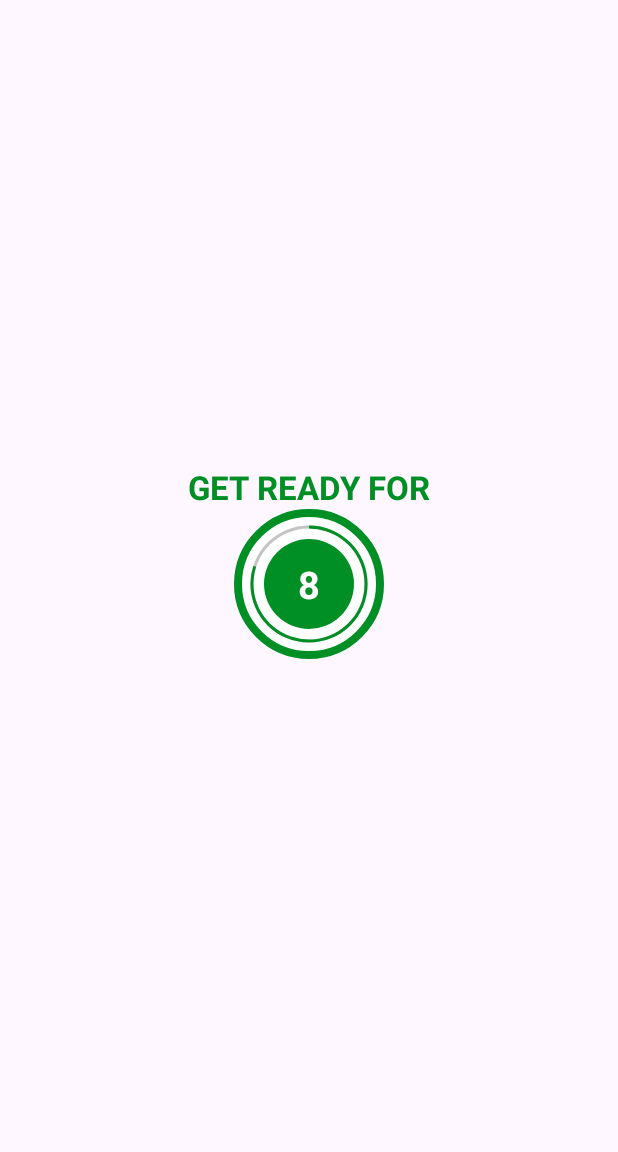
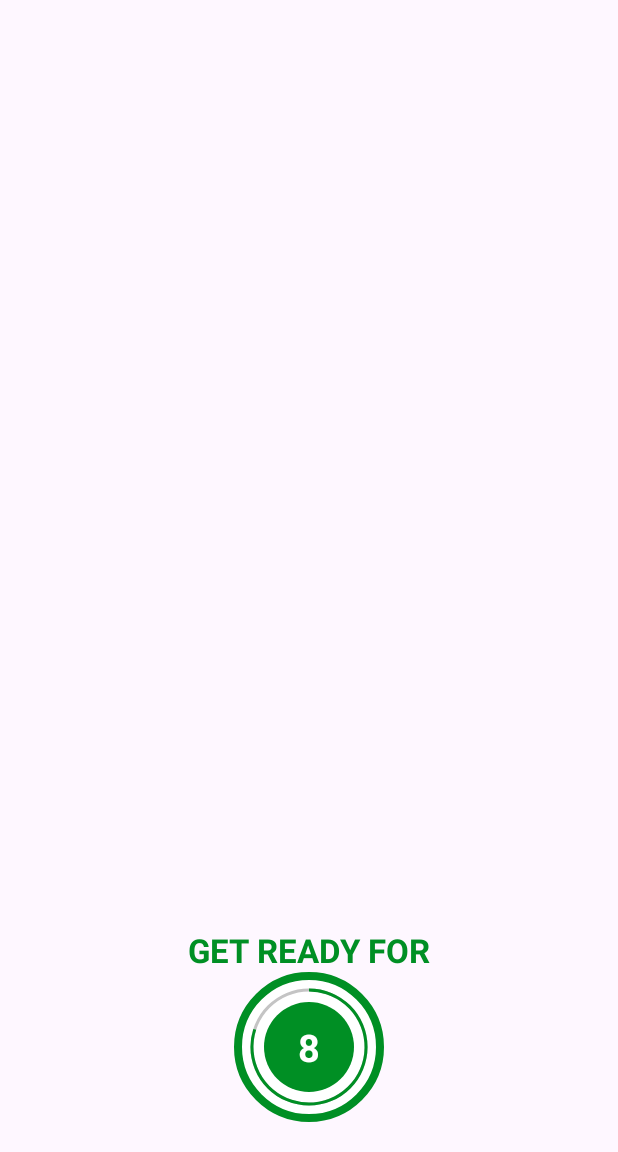
Before and after one commit to eminokumus1/7MinutesWorkoutApp, an Android app: the ExerciseActivity screen opened directly, with no data from a screen before it, on a phone screen of 412 x 824 dp, the part 84-1236 px from its top. Run offline under Robolectric (Android 15) with nearby library versions, the phone set to English and light mode, and no system bars.

Commit message:
Change exercise and show rest timer between exercise.

```diff
--- a/app/src/main/res/layout/activity_exercise.xml
+++ b/app/src/main/res/layout/activity_exercise.xml
@@ -15,8 +15,21 @@
         app:layout_constraintTop_toTopOf="parent"
         app:titleTextColor="@color/colorPrimary" />
 
+    <ImageView
+        android:id="@+id/exerciseImage"
+        android:layout_width="wrap_content"
+        android:layout_height="0dp"
+        android:contentDescription="@string/exercise_image"
+        android:scaleType="fitXY"
+        android:visibility="gone"
+        app:layout_constraintBottom_toTopOf="@id/exerciseNameText"
+        app:layout_constraintEnd_toEndOf="parent"
+        app:layout_constraintStart_toStartOf="parent"
+        app:layout_constraintTop_toBottomOf="@id/exerciseToolbar"
+        android:src="@drawable/ic_plank" />
+
     <TextView
-        android:id="@+id/TitleText"
+        android:id="@+id/titleText"
         android:layout_width="wrap_content"
         android:layout_height="wrap_content"
         android:text="@string/get_ready_for"
@@ -27,16 +40,30 @@
         app:layout_constraintEnd_toEndOf="parent"
         app:layout_constraintStart_toStartOf="parent" />
 
+    <TextView
+        android:id="@+id/exerciseNameText"
+        android:layout_width="wrap_content"
+        android:layout_height="wrap_content"
+        android:layout_marginBottom="10dp"
+        android:textColor="@color/colorAccent"
+        android:textSize="22sp"
+        android:textStyle="bold"
+        android:visibility="gone"
+        app:layout_constraintBottom_toTopOf="@id/progressBarFrameLayout"
+        app:layout_constraintEnd_toEndOf="parent"
+        app:layout_constraintStart_toStartOf="parent"
+        android:text="Exercise name" />
+
     <FrameLayout
         android:id="@+id/progressBarFrameLayout"
         android:layout_width="100dp"
         android:layout_height="100dp"
         android:layout_marginTop="10dp"
+        android:layout_marginBottom="20dp"
         android:background="@drawable/item_circular_accent"
-        app:layout_constraintBottom_toBottomOf="parent"
         app:layout_constraintEnd_toEndOf="parent"
         app:layout_constraintStart_toStartOf="parent"
-        app:layout_constraintTop_toBottomOf="@id/exerciseToolbar">
+        app:layout_constraintBottom_toBottomOf="parent">
 
         <ProgressBar
             android:id="@+id/restProgressBar"
@@ -49,7 +76,7 @@
             android:max="10"
             android:progress="100"
             android:progressDrawable="@drawable/circular_progress_bar"
-            android:rotation="-90"/>
+            android:rotation="-90" />
 
         <ProgressBar
             android:id="@+id/exerciseProgressBar"
@@ -84,7 +111,6 @@
                 tools:text="10" />
 
 
-
         </LinearLayout>
 
     </FrameLayout>
--- a/app/src/main/res/values/strings.xml
+++ b/app/src/main/res/values/strings.xml
@@ -3,4 +3,5 @@
     <string name="start">START</string>
     <string name="start_image">Start image</string>
     <string name="get_ready_for">GET READY FOR</string>
+    <string name="exercise_image">Exercise image</string>
 </resources>
```
Also changed, not shown: app/src/main/java/com/eminokumus/a7minutesworkoutapp/exercise/ExerciseActivity.kt (+64 -19 lines), app/src/main/java/com/eminokumus/a7minutesworkoutapp/exercise/ExerciseViewModel.kt (+10 -3 lines).
